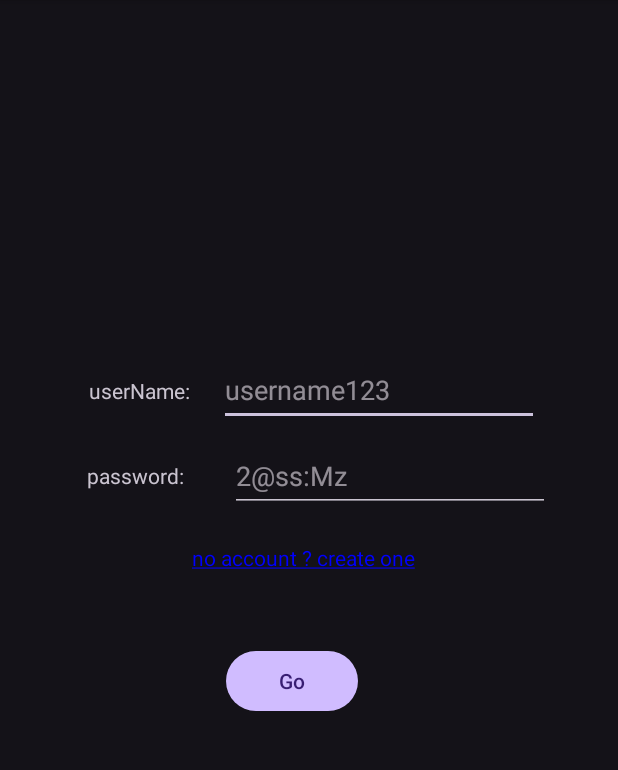
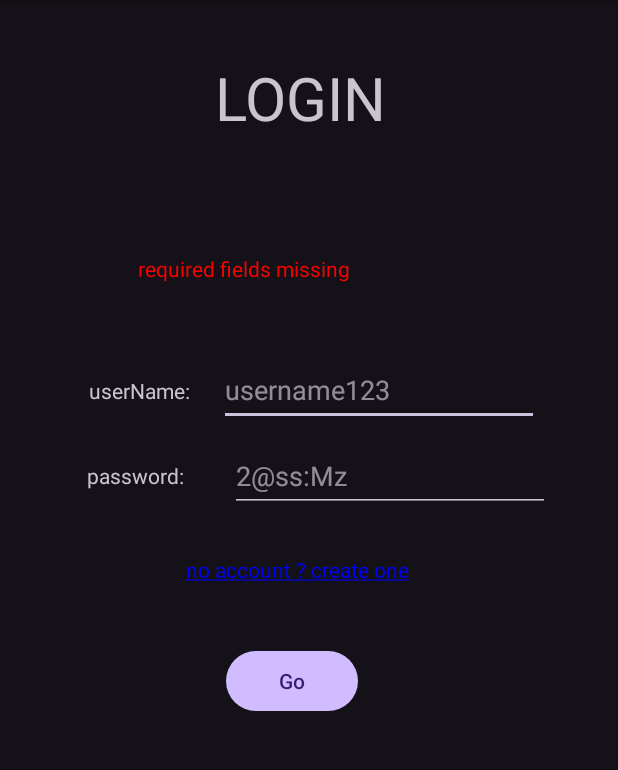
Before and after one commit to MajedHL/Android-App, an Android app: the screen it shows after launch (LoginPage), after a tap on "Go", on a phone screen of 412 x 824 dp, the part 96-866 px from its top. Run offline under Robolectric (Android 15) with nearby library versions, the phone set to English and light mode, and no system bars; our stand-ins replace Room's generated code.

Commit message:
create user func

```diff
--- a/app/src/main/AndroidManifest.xml
+++ b/app/src/main/AndroidManifest.xml
@@ -12,6 +12,9 @@
         android:supportsRtl="true"
         android:theme="@style/Theme.TasksOrganizer"
         tools:targetApi="31">
+        <activity
+            android:name=".Activities.ConsentPage"
+            android:exported="false" />
         <activity
             android:name=".Activities.TodayActivity"
             android:exported="false" />
--- a/app/src/main/java/fr/utt/if26/tasksorganizer/Activities/LoginPage.java
+++ b/app/src/main/java/fr/utt/if26/tasksorganizer/Activities/LoginPage.java
@@ -6,13 +6,17 @@ import androidx.lifecycle.ViewModelProvider;
 import android.content.Intent;
 import android.graphics.Color;
 import android.os.Bundle;
+import android.view.View;
 import android.widget.Button;
 import android.widget.EditText;
 import android.widget.TextView;
 
+import java.util.concurrent.atomic.AtomicBoolean;
+
 import fr.utt.if26.tasksorganizer.R;
 import fr.utt.if26.tasksorganizer.ViewModels.TasksViewModel;
 import fr.utt.if26.tasksorganizer.ViewModels.UsersViewModel;
+import  fr.utt.if26.tasksorganizer.Entities.User;
 
 public class LoginPage extends AppCompatActivity {
 
@@ -22,7 +26,10 @@ public class LoginPage extends AppCompatActivity {
     private TextView usernameLabel;
     private  TextView loginPageInfo;
     private Button btn_go;
-
+    private Boolean modeCreate = false;
+    private TextView loginPageTitle;
+    private EditText confirmPassword;
+    private TextView confirmPasswordLabel;
     private UsersViewModel usersViewModel;
     @Override
     protected void onCreate(Bundle savedInstanceState) {
@@ -35,15 +42,66 @@ public class LoginPage extends AppCompatActivity {
         btn_go = findViewById(R.id.go);
         usernameLabel = findViewById(R.id.username_label);
         loginPageInfo = findViewById(R.id.login_page_info);
+        loginPageTitle = findViewById(R.id.login_page_title);
+        confirmPasswordLabel = findViewById(R.id.confirm_password_label);
+        confirmPassword = findViewById(R.id.confirm_password);
         loginPageInfo.setText("");
+        loginPageTitle.setText("LOGIN");
+
+        modeCreate = getIntent().getBooleanExtra("modeCreate",false);
+        if(modeCreate) init();
         usersViewModel = new ViewModelProvider(this).get(UsersViewModel.class);
         usersViewModel.getAllUsers().observe(this, users -> {
             System.out.println("users:"+users);
         });
 
         btn_go.setOnClickListener(view -> {
-            String userName = et_userName.getText().toString();
-            String password = et_password.getText().toString();
+
+            String userName = et_userName.getText().toString().trim();
+            String password = et_password.getText().toString().trim();
+            String password_confirmation = confirmPassword.getText().toString().trim();
+            if(userName.isEmpty() || password.isEmpty() ) {
+                loginPageInfo.setText("required fields missing");
+                loginPageInfo.setTextColor(Color.RED);
+
+                return;
+            }
+            if(modeCreate) {
+                if(password_confirmation.isEmpty()) {
+                    loginPageInfo.setText("required fields missing");
+                    loginPageInfo.setTextColor(Color.RED);
+                    return;
+                }
+                if(!password.equals(password_confirmation)){
+                    loginPageInfo.setText("password confirmation wrong");
+                    loginPageInfo.setTextColor(Color.RED);
+                    return;
+                }
+
+            }
+            if(modeCreate){
+                final AtomicBoolean enter = new AtomicBoolean(true);
+                usersViewModel.getUserByUserName(userName).observe(this,user -> {
+                    if(user!=null && enter.get()){
+                        System.out.println("user found:"+ user);
+                        loginPageInfo.setText("user already exist, pick another userName");
+                        loginPageInfo.setTextColor(Color.RED);
+
+                    }else {
+                        enter.set(false);
+                        loginPageInfo.setText("");
+                        User newUser = new User(userName,password);
+                        usersViewModel.insertUser(newUser);
+                        Intent intent = new Intent(this, TodayActivity.class);
+                        intent.putExtra("user", newUser);
+                        startActivity(intent);
+
+                    }
+                });
+                return;
+            }
+
+
             usersViewModel.getUser(userName,password).observe(this, user -> {
                 if(user!=null){
                     Intent intent = new Intent(this, TodayActivity.class);
@@ -55,5 +113,21 @@ public class LoginPage extends AppCompatActivity {
                 }
             });
         });
+
+        tv_createAccount.setOnClickListener(view -> {
+            Intent intent = new Intent(this, LoginPage.class);
+            intent.putExtra("modeCreate",true);
+            startActivity(intent);
+        });
+    }
+
+
+    private void init(){
+        modeCreate = true;
+        tv_createAccount.setVisibility(View.INVISIBLE);
+        loginPageInfo.setText("");
+        loginPageTitle.setText("Create account");
+        confirmPasswordLabel.setVisibility(View.VISIBLE);
+        confirmPassword.setVisibility(View.VISIBLE);
     }
 }
--- a/app/src/main/java/fr/utt/if26/tasksorganizer/DAOs/UsersDAO.java
+++ b/app/src/main/java/fr/utt/if26/tasksorganizer/DAOs/UsersDAO.java
@@ -4,6 +4,7 @@ import androidx.lifecycle.LiveData;
 import androidx.room.Dao;
 import androidx.room.Delete;
 import androidx.room.Insert;
+import androidx.room.OnConflictStrategy;
 import androidx.room.Query;
 import androidx.room.Update;
 
@@ -13,7 +14,7 @@ import fr.utt.if26.tasksorganizer.Entities.User;
 
 @Dao
 public interface UsersDAO {
-    @Insert
+    @Insert(onConflict = OnConflictStrategy.IGNORE)
     public void insertUser(User user);
     @Update
     public void updateUser(User user);
@@ -23,8 +24,11 @@ public interface UsersDAO {
     @Query("SELECT * FROM users ;")
     public LiveData<List<User>> getAllUsers();
 
-    @Query("Delete from Users;")
+    @Query("Delete from Users where id<>1 and id<>2;")
     void deleteAllUsers();
     @Query("SELECT * from users where userName=:userName and password=:password")
     public LiveData<User> getUser(String userName, String password);
+
+    @Query("SELECT * from users where userName=:userName;")
+    public LiveData<User> getUserByUserName(String userName);
 }
--- a/app/src/main/java/fr/utt/if26/tasksorganizer/ViewModels/UsersViewModel.java
+++ b/app/src/main/java/fr/utt/if26/tasksorganizer/ViewModels/UsersViewModel.java
@@ -26,4 +26,8 @@ public class UsersViewModel extends AndroidViewModel {
     }
 
     public LiveData<User> getUser(String userName, String password){return usersRepository.getUser(userName, password);}
+
+    public LiveData<User> getUserByUserName(String userName){return usersRepository.getUserByUserName(userName);}
+
+    public void deleteAllUsers(){usersRepository.deleteAllusers();}
 }
--- a/app/src/main/res/layout/activity_login_page.xml
+++ b/app/src/main/res/layout/activity_login_page.xml
@@ -55,7 +55,6 @@
         android:layout_marginEnd="50dp"
         android:ems="10"
         android:hint="2@ss:Mz"
-
         android:inputType="textPassword"
         app:layout_constraintEnd_toEndOf="parent"
         app:layout_constraintStart_toEndOf="@+id/password_label"
@@ -77,8 +76,8 @@
         android:id="@+id/create_account"
         android:layout_width="wrap_content"
         android:layout_height="48dp"
-        android:layout_marginStart="128dp"
-        android:layout_marginBottom="20dp"
+        android:layout_marginStart="124dp"
+        android:layout_marginBottom="12dp"
         android:clickable="true"
         android:text="@string/no_account_create_one"
         android:textAppearance="@style/TextAppearance.AppCompat.Body1"
@@ -98,4 +97,49 @@
         app:layout_constraintStart_toStartOf="parent"
         app:layout_constraintTop_toTopOf="parent" />
 
+    <TextView
+        android:id="@+id/confirm_password_label"
+        android:layout_width="wrap_content"
+        android:layout_height="wrap_content"
+        android:layout_marginStart="61dp"
+        android:layout_marginTop="37dp"
+        android:layout_marginEnd="9dp"
+        android:visibility="invisible"
+        android:text="confirm password:"
+        app:layout_constraintEnd_toStartOf="@+id/create_account"
+        app:layout_constraintStart_toStartOf="parent"
+        app:layout_constraintTop_toBottomOf="@+id/password_label" />
+
+    <EditText
+        android:id="@+id/confirm_password"
+        android:layout_width="wrap_content"
+        android:layout_height="48dp"
+        android:layout_marginStart="19dp"
+        android:layout_marginTop="7dp"
+        android:layout_marginEnd="52dp"
+        android:layout_marginBottom="23dp"
+        android:ems="10"
+        android:hint="2@ss:Mz"
+        android:inputType="textPassword"
+        android:visibility="invisible"
+        app:layout_constraintBottom_toTopOf="@+id/go"
+        app:layout_constraintEnd_toEndOf="parent"
+        app:layout_constraintHorizontal_bias="1.0"
+        app:layout_constraintStart_toEndOf="@+id/confirm_password_label"
+        app:layout_constraintTop_toBottomOf="@+id/password"
+        app:layout_constraintVertical_bias="0.0" />
+
+    <TextView
+        android:id="@+id/login_page_title"
+        android:layout_width="wrap_content"
+        android:layout_height="wrap_content"
+        android:layout_marginStart="171dp"
+        android:layout_marginTop="38dp"
+        android:layout_marginEnd="182dp"
+        android:textSize="40sp"
+        android:text="TextView"
+        app:layout_constraintEnd_toEndOf="parent"
+        app:layout_constraintStart_toStartOf="parent"
+        app:layout_constraintTop_toTopOf="parent" />
+
 </androidx.constraintlayout.widget.ConstraintLayout>
```
Also changed, not shown: app/src/main/java/fr/utt/if26/tasksorganizer/Activities/ConsentPage.java (added, +16 -0 lines), app/src/main/java/fr/utt/if26/tasksorganizer/Repositories/UsersRepository.java (+16 -0 lines), app/src/main/res/layout/activity_consent_page.xml (added, +15 -0 lines).
